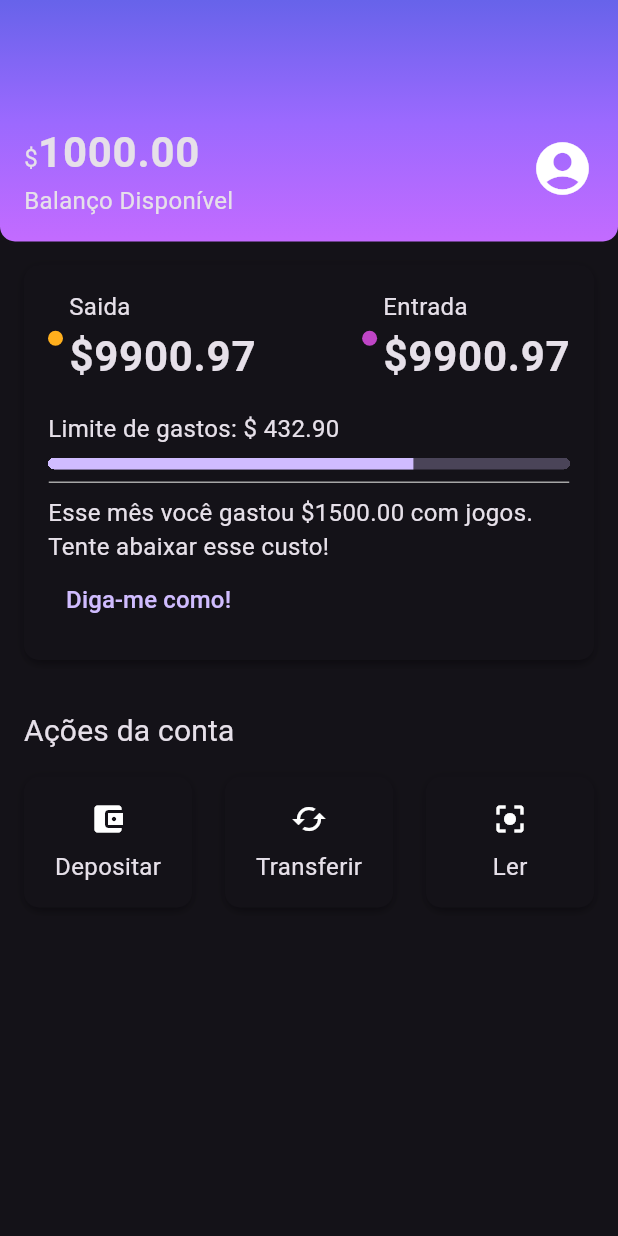
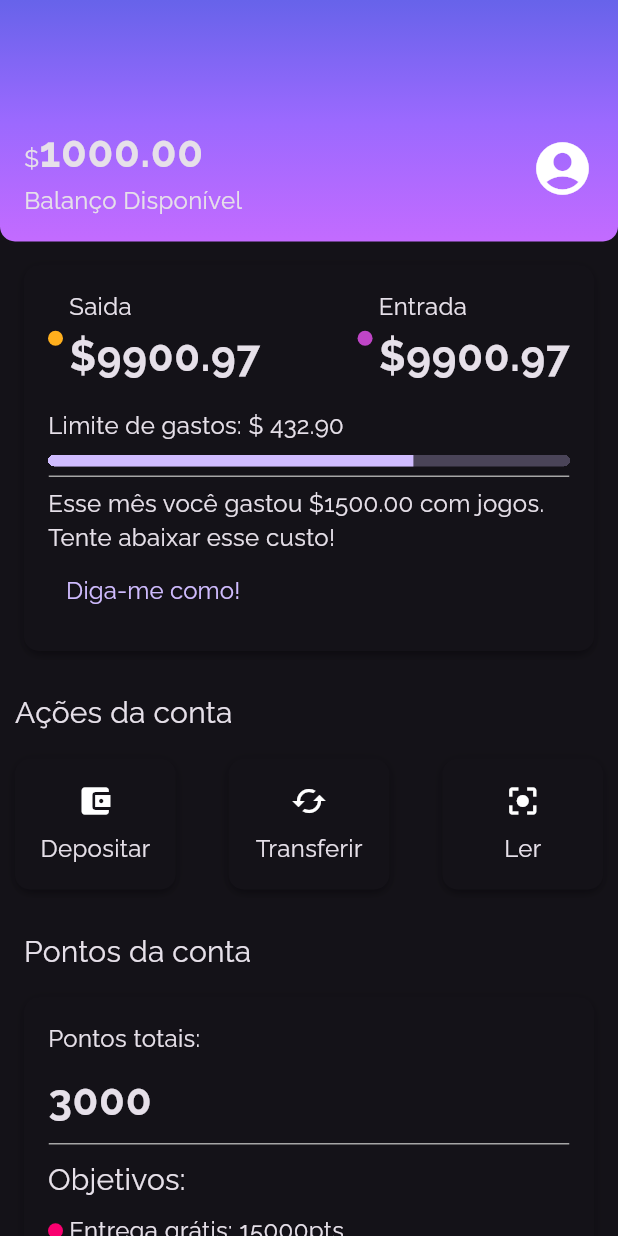
Before and after one commit to eduardoribeiro17/flutter_proj3, a Flutter app: the screen it shows after launch, on a phone screen of 412 x 824 dp. Run offline on Flutter 3.47's test engine with Material 3 defaults, Android fonts, the phone set to English and light mode, and no system bars.

Commit message:
end course

```diff
--- a/lib/components/sections/account_actions/account_actions.dart
+++ b/lib/components/sections/account_actions/account_actions.dart
@@ -10,7 +10,7 @@
   @override
   Widget build(BuildContext context) {
     return Padding(
-      padding: const EdgeInsets.all(16.0),
+      padding: const EdgeInsets.all(10.0),
       child: Column(
         crossAxisAlignment: CrossAxisAlignment.start,
         children: <Widget>[
--- a/lib/components/sections/account_actions/account_actions_content.dart
+++ b/lib/components/sections/account_actions/account_actions_content.dart
@@ -10,8 +10,8 @@
   });
 
   @override
-  Widget build(BuildContext context) => Container(
-        width: 80,
+  Widget build(BuildContext context) => SizedBox(
+        width: 75,
         child: Column(
           children: <Widget>[
             Padding(
--- /dev/null
+++ b/lib/components/sections/account_points/account_points.dart
@@ -0,0 +1,27 @@
+import 'package:flutter/material.dart';
+import 'package:flutter_proj3/components/common/box_card.dart';
+import 'package:flutter_proj3/components/sections/account_points/account_points_content.dart';
+
+class AccountPoints extends StatelessWidget {
+  const AccountPoints({super.key});
+
+  @override
+  Widget build(BuildContext context) {
+    return Padding(
+      padding: const EdgeInsets.all(16),
+      child: Column(
+        crossAxisAlignment: CrossAxisAlignment.start,
+        children: [
+          Padding(
+            padding: const EdgeInsets.only(bottom: 16.0),
+            child: Text(
+              'Pontos da conta',
+              style: Theme.of(context).textTheme.titleMedium,
+            ),
+          ),
+          const BoxCard(child: AccountPointsContent()),
+        ],
+      ),
+    );
+  }
+}
--- /dev/null
+++ b/lib/components/sections/account_points/account_points_content.dart
@@ -0,0 +1,47 @@
+import 'package:flutter/material.dart';
+
+import 'package:flutter_proj3/components/common/color_dot.dart';
+import 'package:flutter_proj3/components/common/content_divider.dart';
+import 'package:flutter_proj3/themes/theme_colors.dart';
+
+class AccountPointsContent extends StatelessWidget {
+  const AccountPointsContent({super.key});
+
+  @override
+  Widget build(BuildContext context) => Column(
+        crossAxisAlignment: CrossAxisAlignment.start,
+        children: [
+          const Padding(
+            padding: EdgeInsets.only(bottom: 8.0),
+            child: Text('Pontos totais:'),
+          ),
+          Text('3000', style: Theme.of(context).textTheme.bodyLarge),
+          const Padding(
+            padding: EdgeInsets.only(top: 8.0, bottom: 8.0),
+            child: ContentDivider(),
+          ),
+          Text('Objetivos:', style: Theme.of(context).textTheme.titleMedium),
+          Padding(
+            padding: const EdgeInsets.only(top: 8.0, bottom: 8.0),
+            child: Row(
+              children: [
+                Padding(
+                  padding: const EdgeInsets.only(right: 4.0),
+                  child: ColorDot(color: ThemeColors.accountPoints['delivery']),
+                ),
+                const Text('Entrega grátis: 15000pts'),
+              ],
+            ),
+          ),
+          Row(
+            children: [
+              Padding(
+                padding: const EdgeInsets.only(right: 4.0),
+                child: ColorDot(color: ThemeColors.accountPoints['streaming']),
+              ),
+              const Text('1 mês de streaming: 30000pts'),
+            ],
+          ),
+        ],
+      );
+}
--- a/lib/components/sections/recent_activity/recent_activity_content.dart
+++ b/lib/components/sections/recent_activity/recent_activity_content.dart
@@ -8,8 +8,7 @@
   const RecentActivityContent({super.key});
 
   @override
-  Widget build(BuildContext context) {
-    return Column(
+  Widget build(BuildContext context) => Column(
         crossAxisAlignment: CrossAxisAlignment.start,
         children: <Widget>[
           Row(
@@ -37,7 +36,8 @@
                 children: <Widget>[
                   Padding(
                     padding: const EdgeInsets.only(right: 4.0),
-                  child: ColorDot(color: ThemeColors.recentActivity['income']),
+                    child:
+                        ColorDot(color: ThemeColors.recentActivity['income']),
                   ),
                   Column(
                     crossAxisAlignment: CrossAxisAlignment.start,
@@ -54,7 +54,7 @@
             ],
           ),
           const Padding(
-          padding: EdgeInsets.only(top: 16.0, bottom: 8.0),
+            padding: EdgeInsets.only(top: 14.0, bottom: 8.0),
             child: Text('Limite de gastos: \$ 432.90'),
           ),
           Container(
@@ -63,7 +63,7 @@
             child: const LinearProgressIndicator(value: 0.7, minHeight: 8.0),
           ),
           const Padding(
-          padding: EdgeInsets.only(top: 8.0, bottom: 8.0),
+            padding: EdgeInsets.only(top: 6.0, bottom: 6.0),
             child: ContentDivider(),
           ),
           const Text(
@@ -75,4 +75,3 @@
         ],
       );
 }
-}
--- a/lib/screens/home.dart
+++ b/lib/screens/home.dart
@@ -1,4 +1,5 @@
 import 'package:flutter/material.dart';
+import 'package:flutter_proj3/components/sections/account_points/account_points.dart';
 
 import 'package:flutter_proj3/components/sections/header.dart';
 import 'package:flutter_proj3/components/sections/recent_activity/recent_activity.dart';
@@ -10,8 +11,15 @@
   @override
   Widget build(BuildContext context) {
     return const Scaffold(
-      body: Column(
-        children: <Widget>[Header(), RecentActivity(), AccountActions()],
+      body: SingleChildScrollView(
+        child: Column(
+          children: <Widget>[
+            Header(),
+            RecentActivity(),
+            AccountActions(),
+            AccountPoints()
+          ],
+        ),
       ),
     );
   }
--- a/lib/themes/my_theme.dart
+++ b/lib/themes/my_theme.dart
@@ -6,6 +6,7 @@
   primarySwatch: ThemeColors.primaryColor,
   primaryColor: ThemeColors.primaryColor,
   brightness: Brightness.dark,
+  fontFamily: 'Raleway',
   textTheme: const TextTheme(
     bodyMedium: TextStyle(fontSize: 16),
     bodyLarge: TextStyle(fontSize: 28, fontWeight: FontWeight.bold),
--- a/lib/themes/theme_colors.dart
+++ b/lib/themes/theme_colors.dart
@@ -13,4 +13,8 @@
     'income': Color.fromRGBO(191, 69, 198, 1.0)
   };
   static const dividerColor = Color.fromRGBO(166, 166, 166, 1.0);
+  static const accountPoints = {
+    'delivery': Color.fromRGBO(250, 0, 112, 1.0),
+    'streaming': Color.fromRGBO(75, 89, 191, 1.0)
+  };
 }
--- a/pubspec.yaml
+++ b/pubspec.yaml
@@ -18,10 +18,10 @@
   flutter_lints: ^3.0.0
 
 flutter:
+  uses-material-design: true
   fonts:
     - family: Raleway
       fonts:
         - asset: fonts/Raleway-Regular.ttf
-        - asset: fonts/Raleway-Italic.ttf
+        - asset: fonts/Raleway-Bold.ttf
           weight: 700
-  uses-material-design: true
```
Lines whose indentation alone changed are shown as unchanged.
